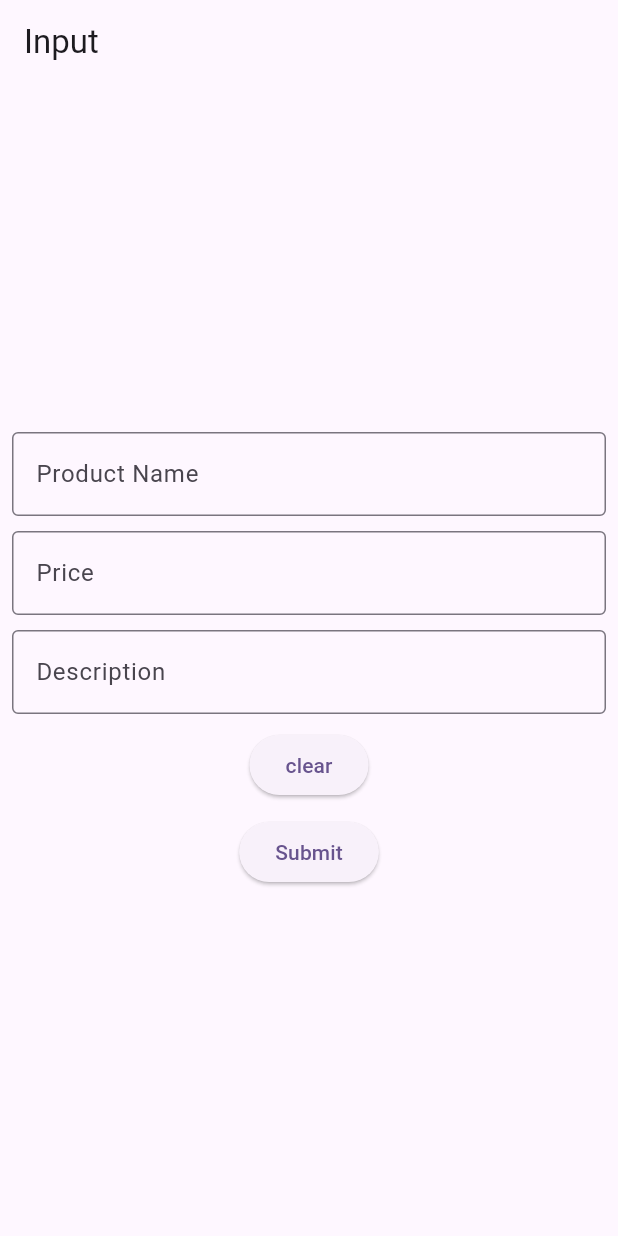
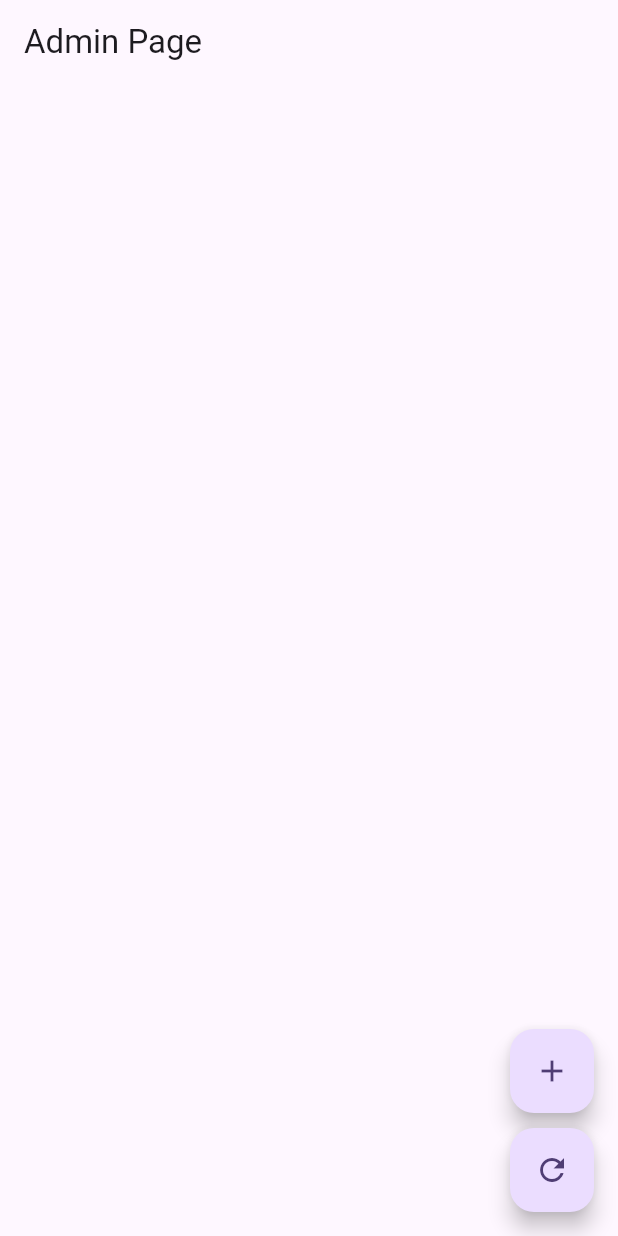
Before and after one commit to Siputsss/siska-fb, a Flutter app: the screen it shows after launch, on a phone screen of 412 x 824 dp. Run offline on Flutter 3.47's test engine with Material 3 defaults, Android fonts, the phone set to English and light mode, and no system bars; our stand-ins replace cloud_firestore, firebase_core, simple_icons; missing offline and left inert: dart:html; accounts and stored records are empty.

Commit message:
feat: add admin detail

```diff
--- a/lib/app/app.dart
+++ b/lib/app/app.dart
@@ -1,5 +1,6 @@
 import 'package:flutter/material.dart';
-import 'package:siska_fb/ui_screens/admin/widgets/input_view.dart';
+import 'package:siska_fb/ui_screens/admin/widgets/admin_page.dart';
+// import 'package:siska_fb/ui_screens/admin/widgets/input_page.dart';
 
 // import '../ui_screens/home.dart';
 
@@ -14,7 +15,7 @@ class App extends StatelessWidget {
           colorScheme: ColorScheme.fromSeed(seedColor: Colors.deepPurple),
           useMaterial3: true,
         ),
-        home: InputView()
+        home: const AdminPage()
         // Home(),
         );
   }
--- a/lib/ui_screens/admin/widgets/input_view.dart
+++ b/lib/ui_screens/admin/widgets/admin_input.dart
@@ -1,14 +1,14 @@
 import 'package:cloud_firestore/cloud_firestore.dart';
 import 'package:flutter/material.dart';
 
-class InputView extends StatefulWidget {
-  const InputView({super.key});
+class AdminInput extends StatefulWidget {
+  const AdminInput({super.key});
 
   @override
-  State<InputView> createState() => _InputViewState();
+  State<AdminInput> createState() => _AdminInputState();
 }
 
-class _InputViewState extends State<InputView> {
+class _AdminInputState extends State<AdminInput> {
   final ctrlNama = TextEditingController();
 
   final ctrlHarga = TextEditingController();
@@ -86,6 +86,9 @@ class _InputViewState extends State<InputView> {
                     ctrlHarga.clear();
                     ctrlDesc.clear();
 
+                    // ignore: use_build_context_synchronously
+                    Navigator.pop(context);
+
                     // debugPrint(nama.runtimeType.toString());
                     // debugPrint(harga.runtimeType.toString());
                     // debugPrint(desc.runtimeType.toString());
--- /dev/null
+++ b/lib/ui_screens/admin/widgets/admin_page.dart
@@ -0,0 +1,90 @@
+import 'package:cloud_firestore/cloud_firestore.dart';
+import 'package:flutter/material.dart';
+import 'package:siska_fb/ui_screens/admin/widgets/admin_detail.dart';
+import 'package:siska_fb/ui_screens/admin/widgets/admin_input.dart';
+
+class AdminPage extends StatefulWidget {
+  const AdminPage({super.key});
+
+  @override
+  State<AdminPage> createState() => _AdminPageState();
+}
+
+class _AdminPageState extends State<AdminPage> {
+  Future<QuerySnapshot<Map<String, dynamic>>> getColl() async {
+    final result = await FirebaseFirestore.instance.collection('coba').get();
+    return result;
+  }
+
+  var selectedId = '';
+
+  @override
+  Widget build(BuildContext context) {
+    return Scaffold(
+        appBar: AppBar(
+          title: const Text('Admin Page'),
+        ),
+        floatingActionButton: Column(
+          mainAxisAlignment: MainAxisAlignment.end,
+          children: [
+            FloatingActionButton(
+              onPressed: () {
+                Navigator.push(
+                  context,
+                  MaterialPageRoute(builder: (context) => const AdminInput()),
+                );
+              },
+              child: const Icon(Icons.add),
+            ),
+            const SizedBox(height: 10),
+            FloatingActionButton(
+              onPressed: () {
+                setState(() {});
+              },
+              child: const Icon(Icons.refresh),
+            ),
+          ],
+        ),
+        body: Center(
+          child: FutureBuilder(
+            future: getColl(),
+            builder: (context, snapshot) {
+              if (snapshot.connectionState == ConnectionState.waiting) {
+                return const CircularProgressIndicator();
+              }
+              if (snapshot.hasData) {
+                return Column(
+                  children: [
+                    ...List.generate(
+                      snapshot.data!.docs.length,
+                      (index) {
+                        final data = snapshot.data!.docs[index].data();
+                        final id = snapshot.data!.docs[index].id;
+                        return Card(
+                          child: ListTile(
+                            title: Text('${data['nama']}'),
+                            subtitle: Text(id),
+                            selected: id == selectedId,
+                            selectedTileColor: Colors.grey.withOpacity(0.2),
+                            onTap: () {
+                              setState(() {
+                                selectedId = id;
+                              });
+                              Navigator.push(
+                                context,
+                                MaterialPageRoute(builder: (context) => AdminDetail(id: id)),
+                              );
+                            },
+                          ),
+                        );
+                      },
+                    )
+                  ],
+                );
+              }
+              return const Text('text');
+            },
+          ),
+        ));
+  }
+}
```
Also changed, not shown: lib/ui_screens/admin/widgets/admin_detail.dart (added, +42 -0 lines).
